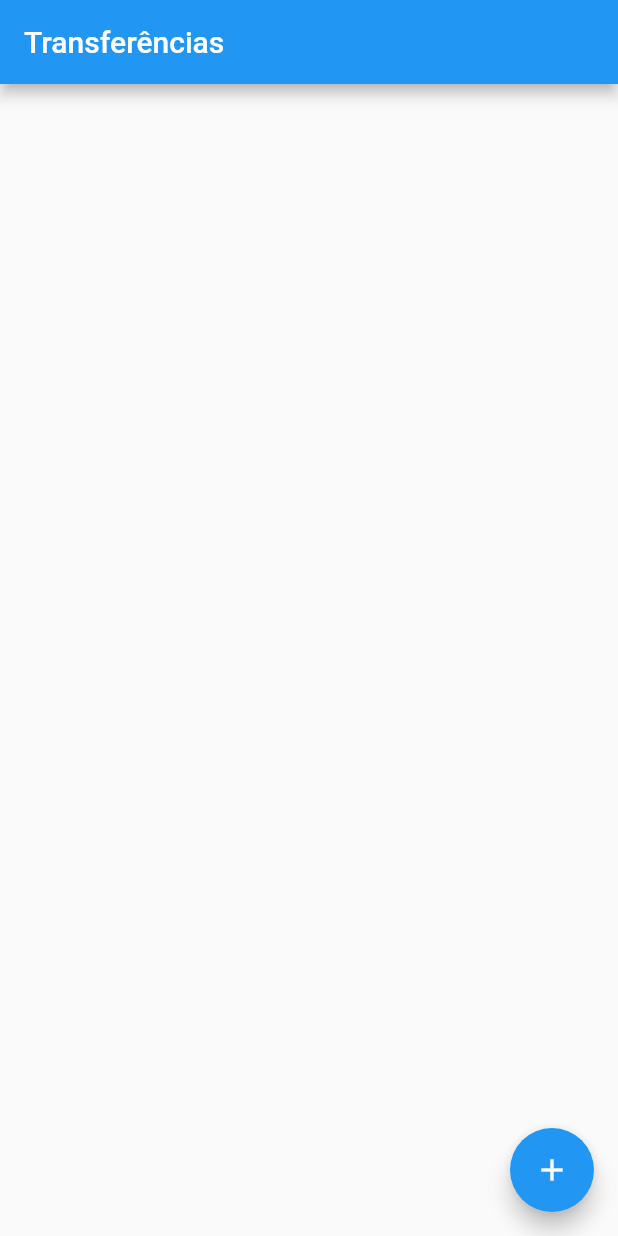
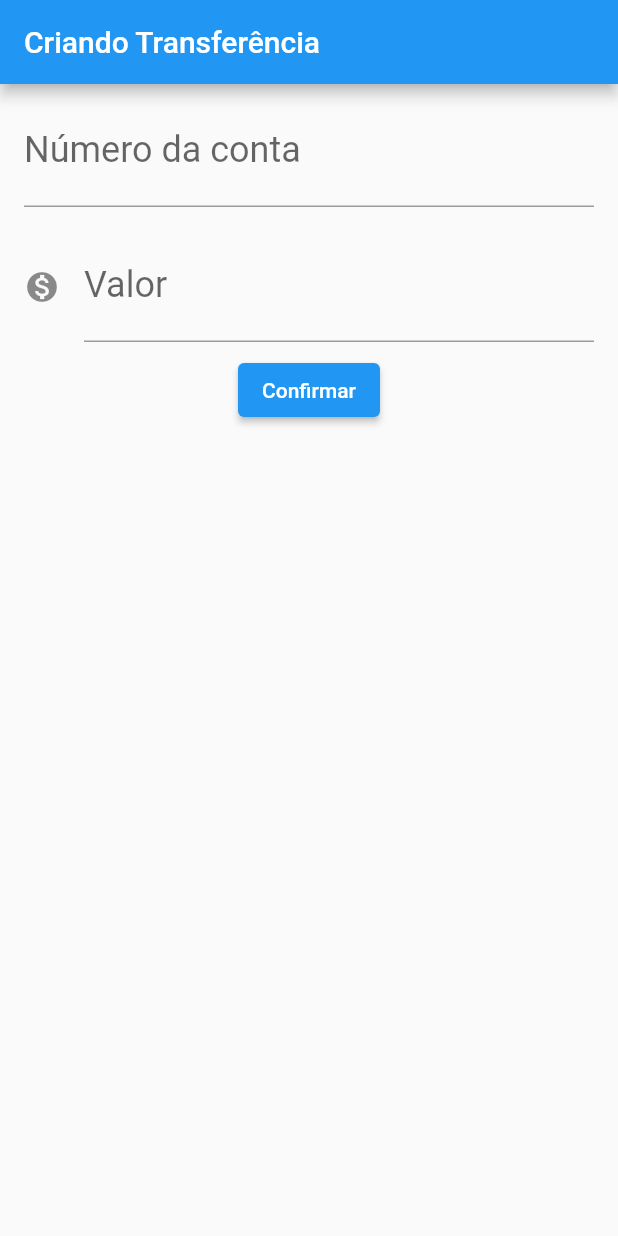
Before and after one commit to LuizBImhof/alura-flutter, a Flutter app: the screen it shows after launch, on a phone screen of 412 x 824 dp. Run offline on Flutter 3.47's test engine with Material 2 defaults, Android fonts, the phone set to English and light mode, and no system bars.

Commit message:
Tela de formulário de transferencia, e adaptando para o hot reload

```diff
--- a/lib/main.dart
+++ b/lib/main.dart
@@ -1,16 +1,105 @@
 import 'package:flutter/material.dart';
 
-void main() {
-  runApp(
-    MaterialApp(
+void main() => runApp(BiteBankApp());
+
+class BiteBankApp extends StatelessWidget {
+  @override
+  Widget build(BuildContext context) {
+    return MaterialApp(
       home: Scaffold(
+        body: FormularioTransferencia(),
+      ),
+    );
+  }
+}
+
+class FormularioTransferencia extends StatelessWidget {
+  @override
+  Widget build(BuildContext context) {
+    return Scaffold(
+      appBar: AppBar(
+        title: Text('Criando Transferência'),
+      ),
+      body: Column(
+        children: [
+          Padding(
+            padding: const EdgeInsets.fromLTRB(16.0, 8.0, 16.0, 8),
+            child: TextField(
+              style: TextStyle(
+                fontSize: 24.0,
+              ),
+              decoration: InputDecoration(
+                labelText: 'Número da conta',
+                hintText: '0000',
+              ),
+              keyboardType: TextInputType.number,
+            ),
+          ),
+          Padding(
+            padding: const EdgeInsets.fromLTRB(16.0, 8.0, 16.0, 8),
+            child: TextField(
+              style: TextStyle(
+                fontSize: 24.0,
+              ),
+              decoration: InputDecoration(
+                  labelText: 'Valor',
+                  hintText: '0.00',
+                  icon: Icon(Icons.monetization_on)),
+              keyboardType: TextInputType.number,
+            ),
+          ),
+          ElevatedButton(
+            onPressed: () {  },
+            child: Text('Confirmar'),
+
+          )
+        ],
+      ),
+    );
+  }
+}
+
+class ListaTransferencias extends StatelessWidget {
+  @override
+  Widget build(BuildContext context) {
+    return Scaffold(
       appBar: AppBar(
         title: Text('Transferências'),
+      ),
+      body: Column(
+        children: [
+          ItemTransferencia(Transferencia(100.00, 1000)),
+          ItemTransferencia(Transferencia(200.00, 1000)),
+          ItemTransferencia(Transferencia(300.00, 1000)),
+        ],
       ),
       floatingActionButton: FloatingActionButton(
         child: const Icon(Icons.add),
       ),
-      ),
+    );
+  }
+}
+
+class ItemTransferencia extends StatelessWidget {
+  final Transferencia _transferencia;
+
+  ItemTransferencia(this._transferencia);
+
+  @override
+  Widget build(BuildContext context) {
+    return Card(
+      child: ListTile(
+        leading: Icon(Icons.monetization_on),
+        title: Text(_transferencia.valor.toString()),
+        subtitle: Text(_transferencia.numeroConta.toString()),
       ),
     );
   }
+}
+
+class Transferencia {
+  final double valor;
+  final int numeroConta;
+
+  Transferencia(this.valor, this.numeroConta);
+}
```
Lines whose indentation alone changed are shown as unchanged.
